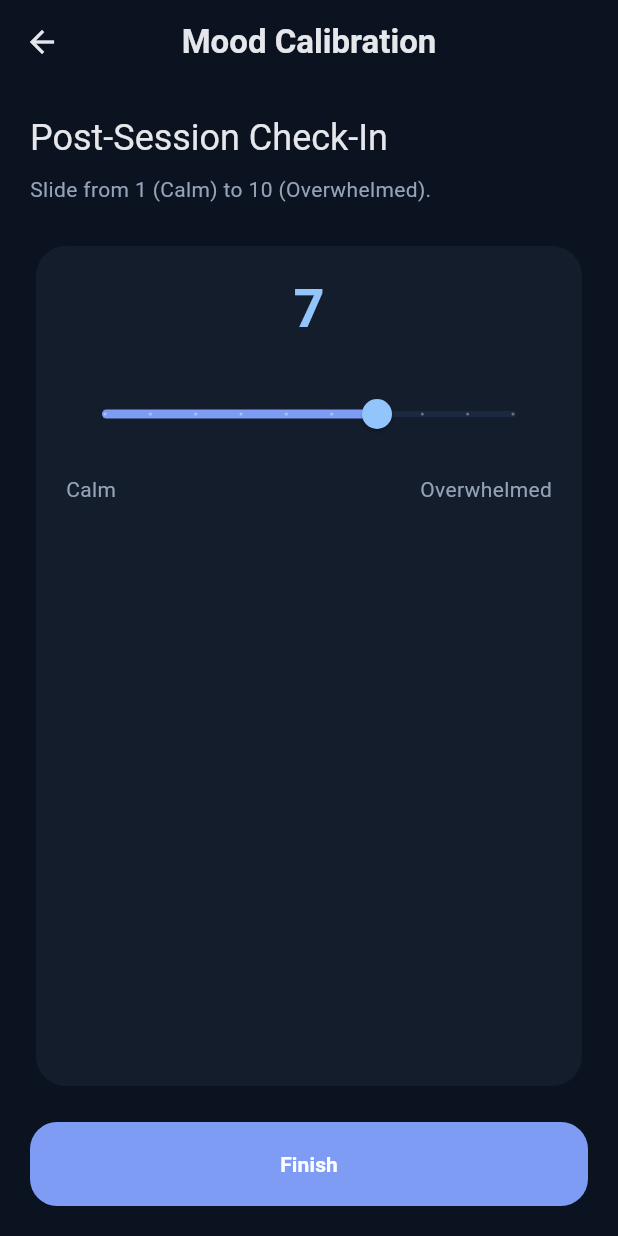
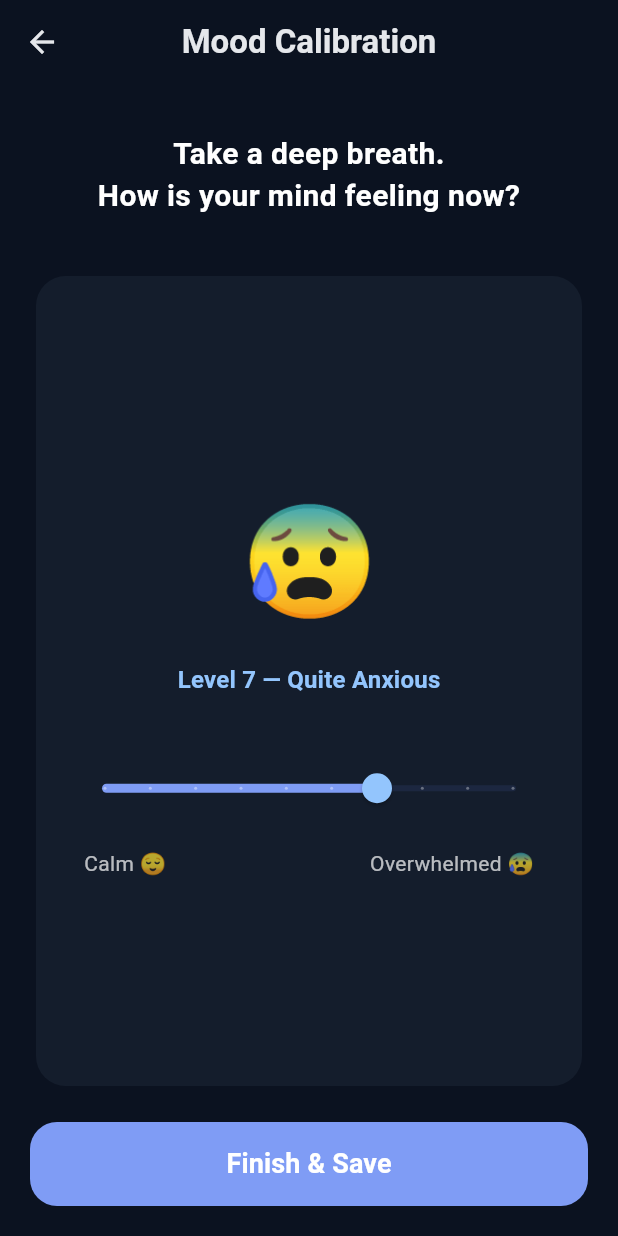
Before and after one commit to pandilo33/resync, a Flutter app: the MoodCalibrationScreen screen opened directly, on a phone screen of 412 x 824 dp. Run offline on Flutter 3.47's test engine with Material 3 defaults, Android fonts, the light colour scheme and no system bars.

Commit message:
Refactor Home and Mood Calibration screens for friendly UX and compact layout

```diff
--- a/lib/src/screens/home_screen.dart
+++ b/lib/src/screens/home_screen.dart
@@ -63,14 +63,14 @@ class HomeScreen extends StatelessWidget {
                 FilledButton(
                   onPressed: () => _startResync(context),
                   style: FilledButton.styleFrom(
-                    minimumSize: const Size(double.infinity, 140),
+                    minimumSize: const Size(240, 60),
                     shape: RoundedRectangleBorder(
-                      borderRadius: BorderRadius.circular(28),
+                      borderRadius: BorderRadius.circular(30),
                     ),
                   ),
                   child: const Text(
                     'Start Resync',
-                    style: TextStyle(fontSize: 30, fontWeight: FontWeight.w700),
+                    style: TextStyle(fontSize: 18, fontWeight: FontWeight.w600),
                   ),
                 ),
               ],
--- a/lib/src/screens/mood_calibration_screen.dart
+++ b/lib/src/screens/mood_calibration_screen.dart
@@ -17,10 +17,28 @@ class MoodCalibrationScreen extends StatefulWidget {
 class _MoodCalibrationScreenState extends State<MoodCalibrationScreen> {
   double _sliderValue = 7;
 
+  String _getEmojiForValue(int value) {
+    if (value <= 2) return '😌';
+    if (value <= 4) return '🙂';
+    if (value <= 6) return '😐';
+    if (value <= 8) return '😰';
+    return '😩';
+  }
+
+  String _getTextForValue(int value) {
+    if (value <= 2) return 'Calm & Peaceful';
+    if (value <= 4) return 'Doing Okay';
+    if (value <= 6) return 'Slightly Tense';
+    if (value <= 8) return 'Quite Anxious';
+    return 'Very Overwhelmed';
+  }
+
   @override
   Widget build(BuildContext context) {
-    final title = widget.isPreSession ? 'Pre-Session Check-In' : 'Post-Session Check-In';
-    final button = widget.isPreSession ? 'Start' : 'Finish';
+    final instruction = widget.isPreSession
+        ? "Let's take a moment to check in.\nHow are you feeling right now?"
+        : "Take a deep breath.\nHow is your mind feeling now?";
+    final button = widget.isPreSession ? 'Start Resync' : 'Finish & Save';
 
     return Scaffold(
       appBar: AppBar(title: const Text('Mood Calibration')),
@@ -29,24 +47,40 @@ class _MoodCalibrationScreenState extends State<MoodCalibrationScreen> {
         child: Column(
           crossAxisAlignment: CrossAxisAlignment.stretch,
           children: [
-            Text(title, style: Theme.of(context).textTheme.headlineSmall),
-            const SizedBox(height: 8),
-            const Text('Slide from 1 (Calm) to 10 (Overwhelmed).'),
+            Padding(
+              padding: const EdgeInsets.symmetric(vertical: 12),
+              child: Text(
+                instruction,
+                style: const TextStyle(
+                  fontSize: 20,
+                  fontWeight: FontWeight.w600,
+                  height: 1.4,
+                  color: Colors.white,
+                ),
+                textAlign: TextAlign.center,
+              ),
+            ),
             const SizedBox(height: 24),
             Expanded(
               child: Card(
                 child: Padding(
                   padding: const EdgeInsets.all(20),
                   child: Column(
+                    mainAxisAlignment: MainAxisAlignment.center,
                     children: [
                       Text(
-                        _sliderValue.round().toString(),
-                        style: Theme.of(context).textTheme.displaySmall?.copyWith(
+                        _getEmojiForValue(_sliderValue.round()),
+                        style: const TextStyle(fontSize: 72),
+                      ),
+                      const SizedBox(height: 16),
+                      Text(
+                        'Level ${_sliderValue.round()} — ${_getTextForValue(_sliderValue.round())}',
+                        style: Theme.of(context).textTheme.titleMedium?.copyWith(
                               color: AppTheme.accentSoft,
-                              fontWeight: FontWeight.w700,
+                              fontWeight: FontWeight.w600,
                             ),
                       ),
-                      const SizedBox(height: 24),
+                      const SizedBox(height: 36),
                       Slider(
                         value: _sliderValue,
                         min: 1,
@@ -56,12 +90,15 @@ class _MoodCalibrationScreenState extends State<MoodCalibrationScreen> {
                         onChanged: (value) => setState(() => _sliderValue = value),
                       ),
                       const SizedBox(height: 16),
-                      const Row(
-                        mainAxisAlignment: MainAxisAlignment.spaceBetween,
-                        children: [
-                          Text('Calm'),
-                          Text('Overwhelmed'),
-                        ],
+                      const Padding(
+                        padding: EdgeInsets.symmetric(horizontal: 12),
+                        child: Row(
+                          mainAxisAlignment: MainAxisAlignment.spaceBetween,
+                          children: [
+                            Text('Calm 😌', style: TextStyle(color: Colors.white70)),
+                            Text('Overwhelmed 😰', style: TextStyle(color: Colors.white70)),
+                          ],
+                        ),
                       ),
                     ],
                   ),
@@ -75,7 +112,10 @@ class _MoodCalibrationScreenState extends State<MoodCalibrationScreen> {
                 minimumSize: const Size.fromHeight(56),
                 shape: RoundedRectangleBorder(borderRadius: BorderRadius.circular(18)),
               ),
-              child: Text(button),
+              child: Text(
+                button,
+                style: const TextStyle(fontSize: 18, fontWeight: FontWeight.w600),
+              ),
             ),
           ],
         ),
```
